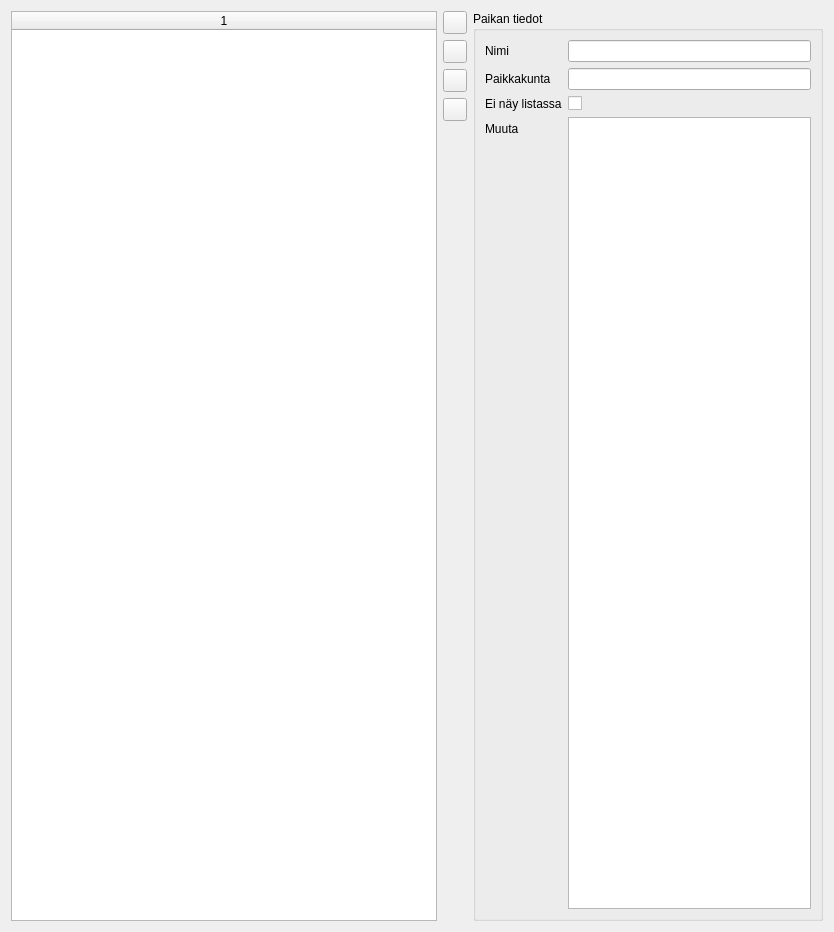
First picture: the form in placeform.ui, repository samuliwritescode/uistelupaivakirja-desktop, before the edit.
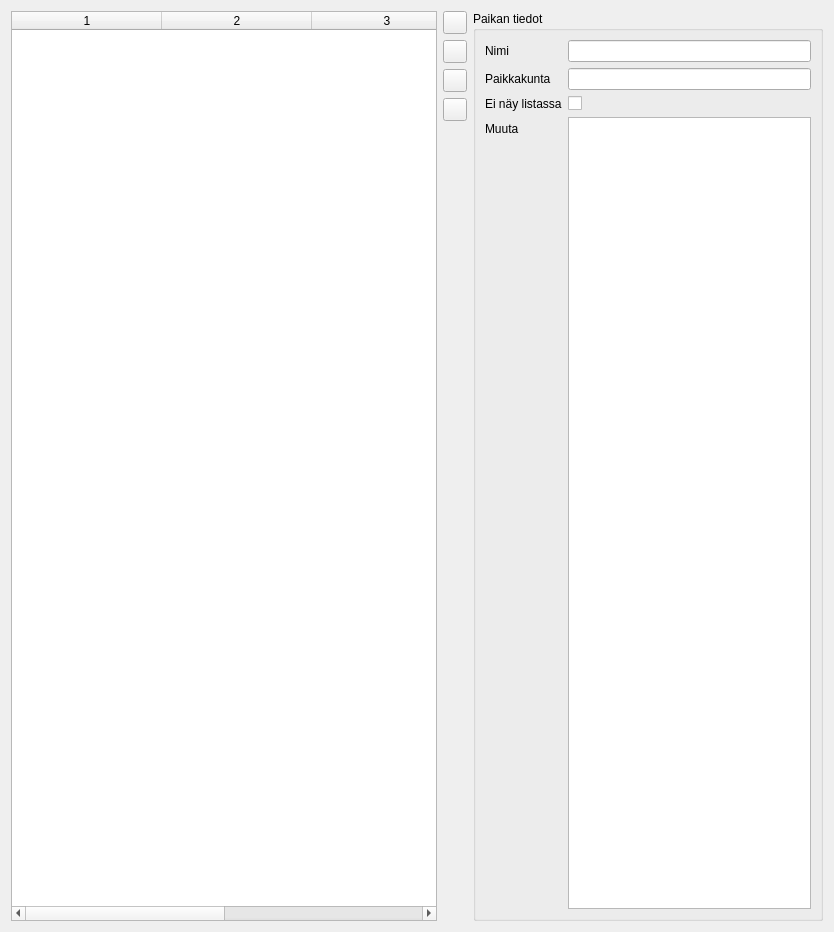
Second picture: the form after the edit. Icons and pictures are not drawn.

Commit message: -Kuvaus mukaan paikkalistaan

Patch:
```diff
--- a/placeform.ui
+++ b/placeform.ui
@@ -37,8 +37,11 @@
         <bool>true</bool>
        </property>
        <property name="columnCount">
-        <number>1</number>
+        <number>4</number>
        </property>
+       <attribute name="horizontalHeaderDefaultSectionSize">
+        <number>150</number>
+       </attribute>
        <attribute name="horizontalHeaderStretchLastSection">
         <bool>true</bool>
        </attribute>
@@ -49,6 +52,9 @@
         <number>20</number>
        </attribute>
        <column/>
+       <column/>
+       <column/>
+       <column/>
       </widget>
      </item>
     </layout>
```
Left out of the diff: 2 changed lines with no effect on the pictures. The commit also changes 1 other file.
